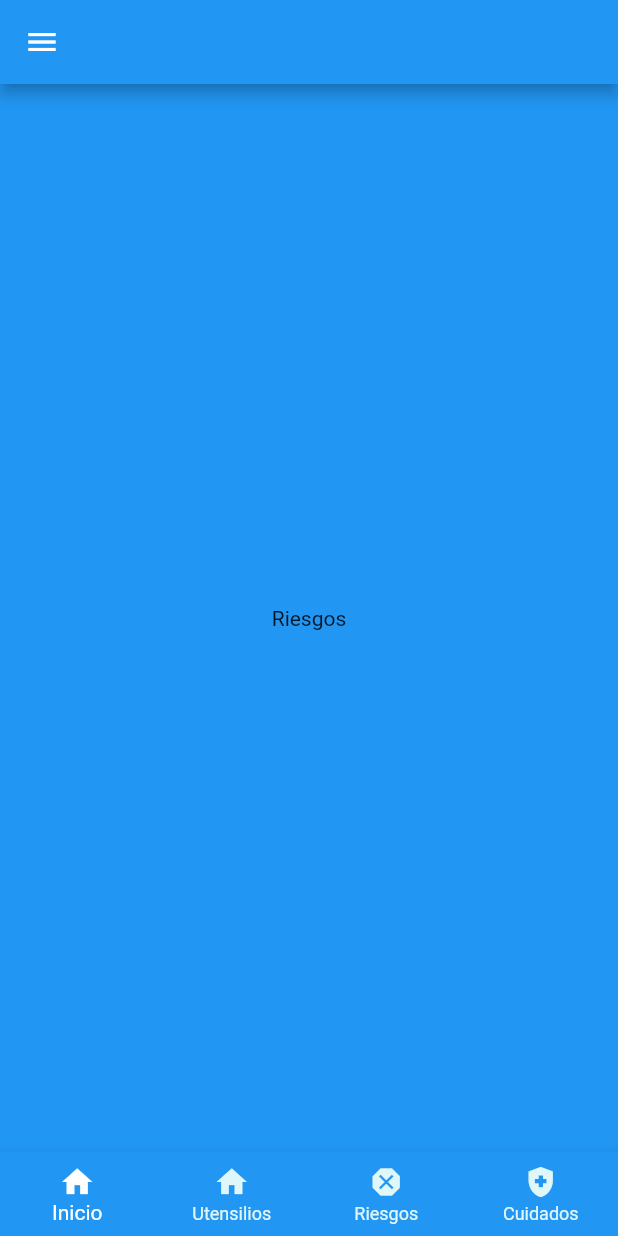
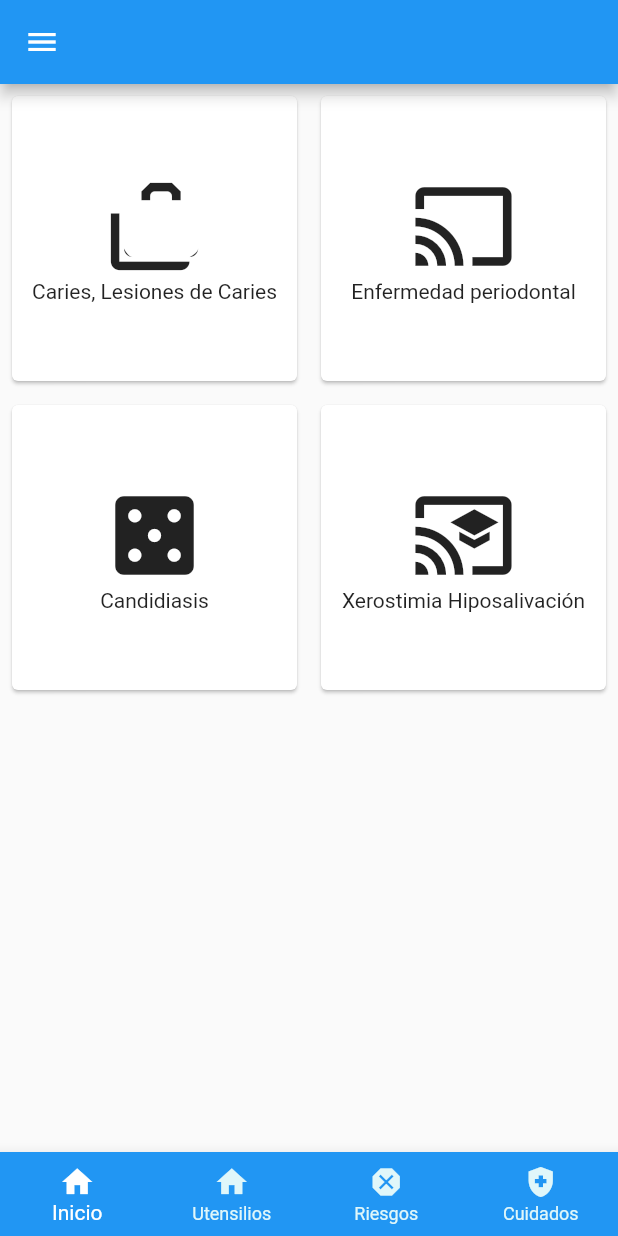
Before and after one commit to Tomasespinozagarrido/aplicacion_tesis, a Flutter app: the screen it shows after launch, swiped to page 3, on a phone screen of 412 x 824 dp. Run offline on Flutter 3.47's test engine with Material 2 defaults, Android fonts, the phone set to English and light mode, and no system bars.

Commit message:
cambios en riesgos falta terminar el cambio a fotos

```diff
--- a/app_tesis/lib/screens/riesgos.dart
+++ b/app_tesis/lib/screens/riesgos.dart
@@ -11,10 +11,44 @@ class _RiesgosState extends State<Riesgos> {
   @override
   Widget build(BuildContext context) {
     return Container(
-      color: Colors.blue,
-      child: const Center(
-        child: Text("Riesgos"),
+      child: GridView.count(
+        crossAxisCount: 2,
+        children: <Widget> [
+          Opciones('Caries, Lesiones de Caries',  Icons.cases),
+          Opciones('Enfermedad periodontal',  Icons.cast),
+          Opciones( 'Candidiasis',  Icons.casino),
+          Opciones('Xerostimia Hiposalivación',  Icons.cast_for_education),
+        ],
       ),
     );
   }
 }
+
+
+class Opciones extends StatelessWidget{
+
+  String titulo;
+  IconData icon;
+
+
+  Opciones(this.titulo, this.icon,);
+  @override
+  Widget build(BuildContext context){
+    return  Card(
+            margin: EdgeInsets.all(8.0),
+            child: InkWell(
+              onTap: (){},
+              splashColor: Colors.cyan,
+              child: Center(
+                child: Column(
+                  mainAxisSize: MainAxisSize.min,
+                  children: <Widget>[
+                    Icon(icon,size:70.0,),
+                    Text(titulo),
+                  ],
+                ),
+              ),
+            ),
+          );
+  }
+}
--- a/app_tesis/lib/screens/utensilios.dart
+++ b/app_tesis/lib/screens/utensilios.dart
@@ -14,7 +14,6 @@ class _UtensiliosState extends State<Utensilios> {
   @override
   Widget build(BuildContext context) {
   return CustomScrollView(
-          primary: false,
           slivers: <Widget>[
             SliverPadding(
               padding: const EdgeInsets.all(20),
```
